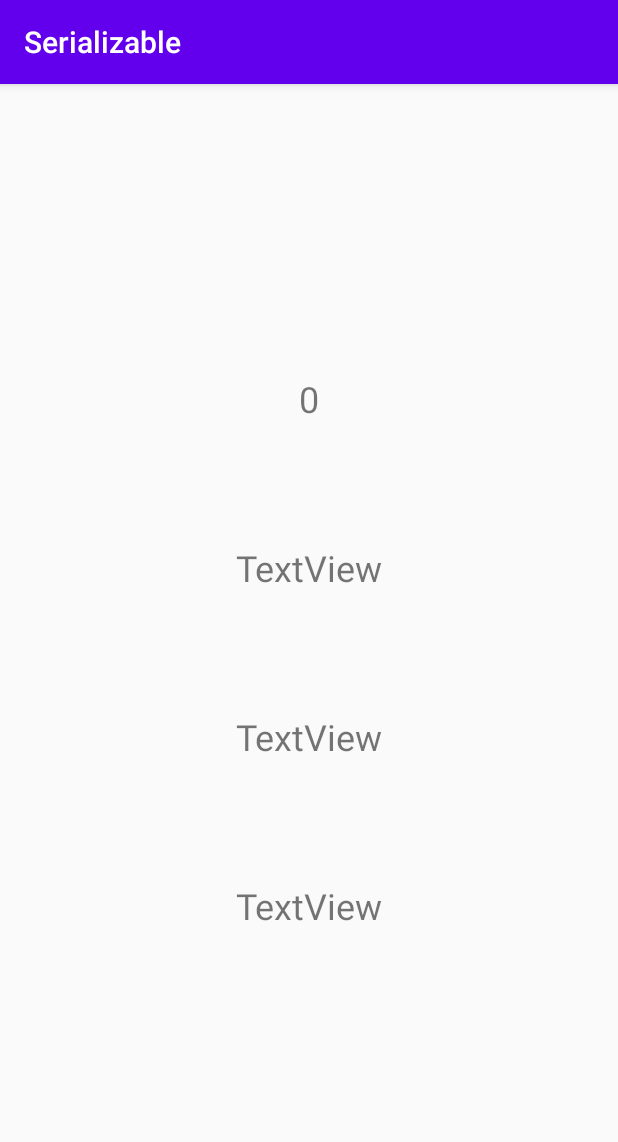
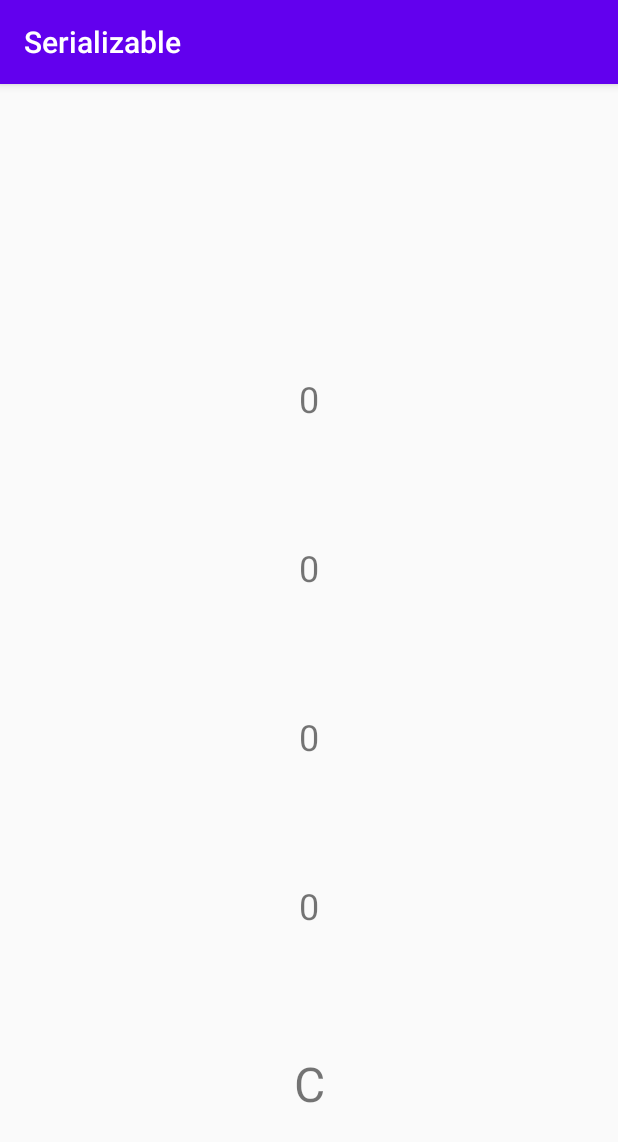
Before and after one commit to Supremesir/Serializable, an Android app: the screen it shows after launch (Main2Activity), after a tap on "SAVE", on a phone screen of 412 x 824 dp. Shown: the top 1142 px of the screen. Run offline under Robolectric (Android 15) with nearby library versions, the phone set to English and light mode, and no system bars; 4 statements that could not run were skipped.

Commit message:
fix Score1 null object reference

```diff
--- a/app/src/main/java/com/supremesir/serializable/Main2Activity.java
+++ b/app/src/main/java/com/supremesir/serializable/Main2Activity.java
@@ -22,9 +22,9 @@ public class Main2Activity extends AppCompatActivity {
         Student1 student1 = bundle.getParcelable("student");
         binding.textViewName.setText(student1.getName());
         binding.textViewAge.setText(String.valueOf(student1.getAge()));
-//        binding.textViewMath.setText(String.valueOf(student1.getScore1().getMathScore()));
-//        binding.textViewEnglish.setText(String.valueOf(student1.getScore1().getEnglishScore()));
-//        binding.textViewChinese.setText(String.valueOf(student1.getScore1().getChineseScore()));
-//        binding.textViewGrade.setText(student1.getScore1().getGrade());
+        binding.textViewMath.setText(String.valueOf(student1.getScore1().getMathScore()));
+        binding.textViewEnglish.setText(String.valueOf(student1.getScore1().getEnglishScore()));
+        binding.textViewChinese.setText(String.valueOf(student1.getScore1().getChineseScore()));
+        binding.textViewGrade.setText(student1.getScore1().getGrade());
     }
 }
--- a/app/src/main/java/com/supremesir/serializable/Student1.java
+++ b/app/src/main/java/com/supremesir/serializable/Student1.java
@@ -22,12 +22,14 @@ public class Student1 implements Parcelable {
     protected Student1(Parcel in) {
         name = in.readString();
         age = in.readInt();
+        score1 = in.readParcelable(Score1.class.getClassLoader());
     }
 
     @Override
     public void writeToParcel(Parcel dest, int flags) {
         dest.writeString(name);
         dest.writeInt(age);
+        dest.writeParcelable(score1, flags);
     }
 
     @Override
```
